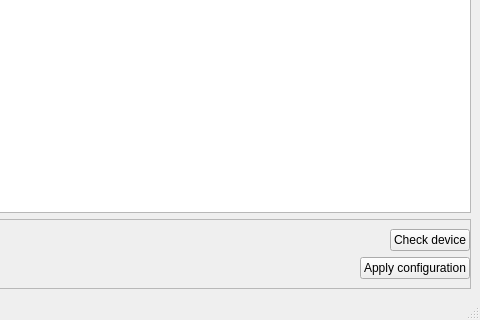
yamedvedya/online_editor, file src/ui/main_window.ui: the form before one commit; both pictures show x 687 to 1167 and y 428 to 748 of the 1167 by 748 pixel window.
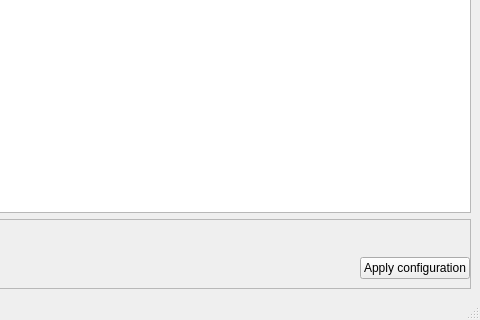
The form after the commit.

Commit message: svae logic, undo

Diff of the .ui file:
```diff
--- a/src/ui/main_window.ui
+++ b/src/ui/main_window.ui
@@ -104,13 +104,6 @@
            </property>
           </spacer>
          </item>
-         <item>
-          <widget class="QPushButton" name="but_check_device">
-           <property name="text">
-            <string>Check device</string>
-           </property>
-          </widget>
-         </item>
         </layout>
        </item>
        <item>
```
Left out of the diff: 2 changed lines with no effect on the pictures. The commit also changes 1 other file.
